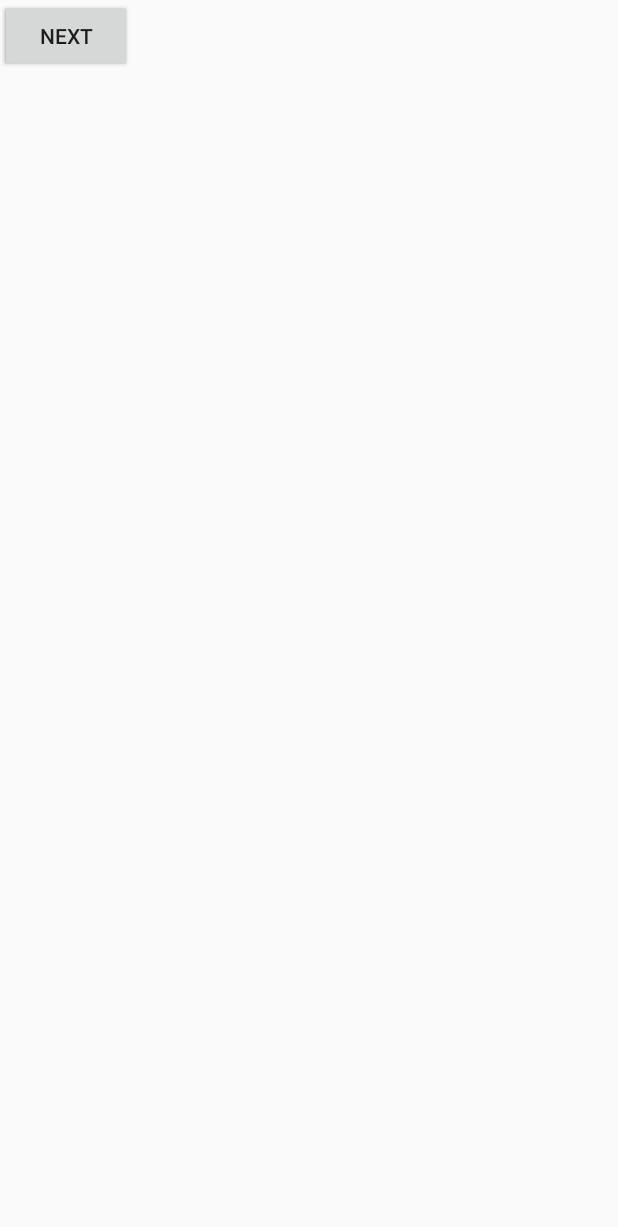
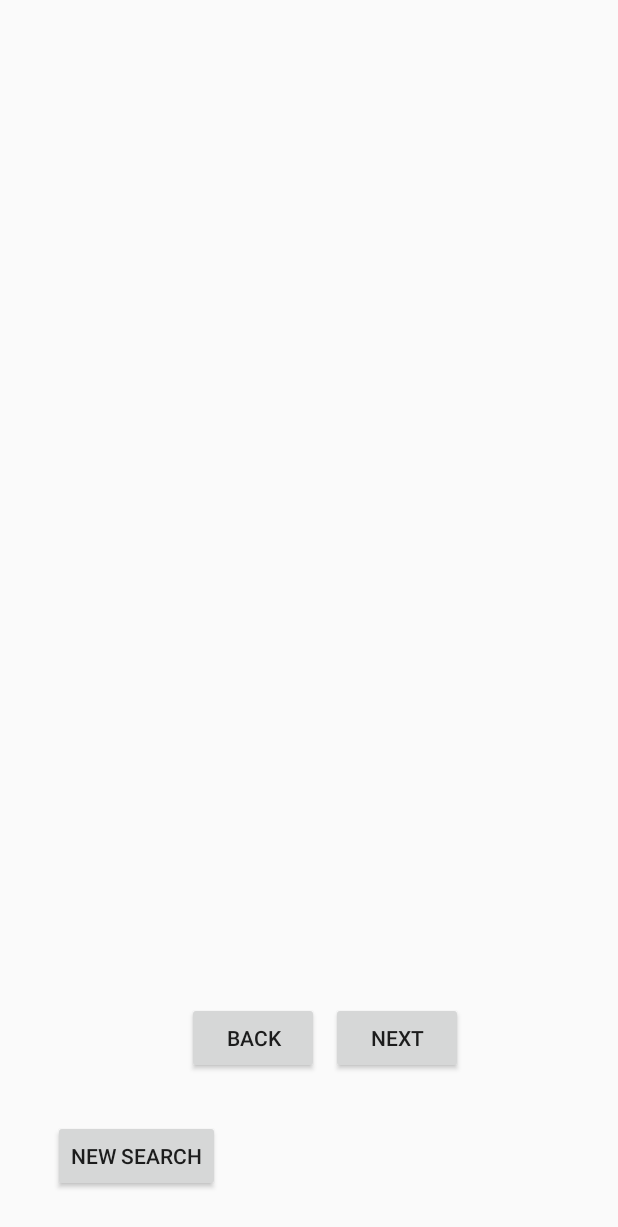
Before and after one commit to colinrules/CrimeConnections, an Android app: the State2 screen opened directly, with no data from a screen before it, on a phone screen of 412 x 824 dp. Shown: the top 1227 px of the screen. Run offline under Robolectric (Android 15) with nearby library versions, the phone set to English and light mode, and no system bars; 1 statement that could not run was skipped.

Commit message:
Updated 3 activity pages with buttons and text box, per conversation.
Signed-off-by: mackenzierandall <mackenzielrandall@gmail.com>

```diff
--- a/app/src/main/res/layout/activity_state2.xml
+++ b/app/src/main/res/layout/activity_state2.xml
@@ -11,16 +11,35 @@
         android:id="@+id/button5"
         android:layout_width="wrap_content"
         android:layout_height="wrap_content"
+        android:layout_marginBottom="108dp"
+        android:layout_marginEnd="8dp"
+        android:layout_marginLeft="21dp"
+        android:layout_marginRight="8dp"
+        android:layout_marginStart="21dp"
         android:text="@string/back"
-        tools:layout_editor_absoluteX="124dp"
-        tools:layout_editor_absoluteY="526dp" />
+        app:layout_constraintBottom_toBottomOf="parent"
+        app:layout_constraintEnd_toStartOf="@+id/button6"
+        app:layout_constraintHorizontal_chainStyle="packed"
+        app:layout_constraintStart_toStartOf="parent" />
 
     <Button
         android:id="@+id/button6"
         android:layout_width="wrap_content"
         android:layout_height="wrap_content"
         android:text="@string/Next"
-        tools:layout_editor_absoluteX="220dp"
-        tools:layout_editor_absoluteY="522dp" />
+        app:layout_constraintBaseline_toBaselineOf="@+id/button5"
+        app:layout_constraintEnd_toEndOf="parent"
+        app:layout_constraintStart_toEndOf="@+id/button5" />
+
+    <Button
+        android:id="@+id/button3"
+        android:layout_width="wrap_content"
+        android:layout_height="wrap_content"
+        android:layout_marginBottom="29dp"
+        android:layout_marginLeft="35dp"
+        android:layout_marginStart="35dp"
+        android:text="@string/NewSearch"
+        app:layout_constraintBottom_toBottomOf="parent"
+        app:layout_constraintStart_toStartOf="parent" />
 
 </android.support.constraint.ConstraintLayout>
--- a/app/src/main/res/values/strings.xml
+++ b/app/src/main/res/values/strings.xml
@@ -18,4 +18,5 @@
     <string name="title_activity_state4">State4</string>
     <string name="back">back</string>
     <string name="Next">Next</string>
+    <string name="NewSearch">New Search</string>
 </resources>
```
Also changed, not shown: app/src/main/res/layout/content_state3_errorstate.xml (+22 -0 lines), app/src/main/res/layout/content_state4.xml (+20 -0 lines).
